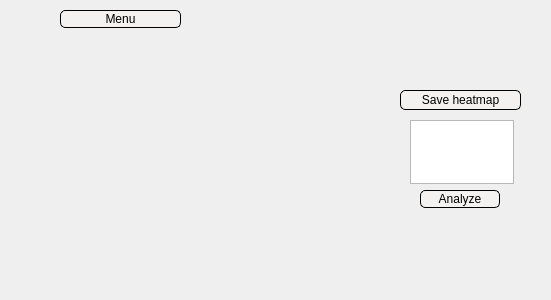
Qt form bioprocesswindow.ui (LorenzoTarricone/TranscriptomiC) before a commit.
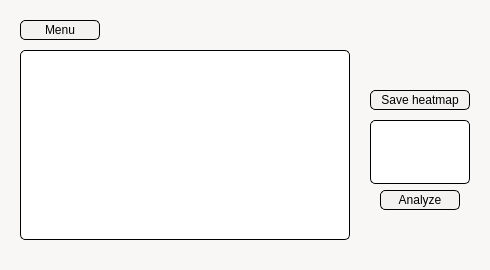
The same form after that commit. Custom widgets are drawn as their Qt base class.

Patch:
```diff
--- a/bioprocesswindow.ui
+++ b/bioprocesswindow.ui
@@ -6,29 +6,39 @@
    <rect>
     <x>0</x>
     <y>0</y>
-    <width>551</width>
-    <height>300</height>
+    <width>490</width>
+    <height>270</height>
    </rect>
   </property>
   <property name="windowTitle">
-   <string>Dialog</string>
+   <string>Biological Process</string>
+  </property>
+  <property name="styleSheet">
+   <string notr="true">background-color: rgb(248,247,245);</string>
   </property>
   <widget class="QCustomPlot" name="customPlot" native="true">
    <property name="geometry">
     <rect>
-     <x>60</x>
+     <x>20</x>
      <y>50</y>
-     <width>331</width>
-     <height>191</height>
+     <width>330</width>
+     <height>190</height>
     </rect>
    </property>
+   <property name="styleSheet">
+    <string notr="true">background-color: rgb(255,255,255);
+border: 1px solid black ;
+border-radius: 5px;
+padding: 0 8px;
+color: rgb(0,0,0);</string>
+   </property>
   </widget>
   <widget class="QPushButton" name="SaveHeatmapButton">
    <property name="geometry">
     <rect>
-     <x>400</x>
+     <x>370</x>
      <y>90</y>
-     <width>121</width>
+     <width>100</width>
      <height>20</height>
     </rect>
    </property>
@@ -46,20 +56,27 @@
   <widget class="QPlainTextEdit" name="plainTextEdit">
    <property name="geometry">
     <rect>
-     <x>410</x>
+     <x>370</x>
      <y>120</y>
-     <width>104</width>
+     <width>100</width>
      <height>64</height>
     </rect>
    </property>
+   <property name="styleSheet">
+    <string notr="true">background-color: rgb(255,255,255);
+border: 1px solid black ;
+border-radius: 5px;
+padding: 0 8px;
+color: rgb(0,0,0);</string>
+   </property>
   </widget>
   <widget class="QPushButton" name="AnalyzeButton">
    <property name="geometry">
     <rect>
-     <x>420</x>
+     <x>380</x>
      <y>190</y>
      <width>80</width>
-     <height>18</height>
+     <height>20</height>
     </rect>
    </property>
    <property name="styleSheet">
@@ -76,10 +93,10 @@
   <widget class="QPushButton" name="MenuWindowButton">
    <property name="geometry">
     <rect>
-     <x>60</x>
-     <y>10</y>
-     <width>121</width>
-     <height>18</height>
+     <x>20</x>
+     <y>20</y>
+     <width>80</width>
+     <height>20</height>
     </rect>
    </property>
    <property name="styleSheet">
```
